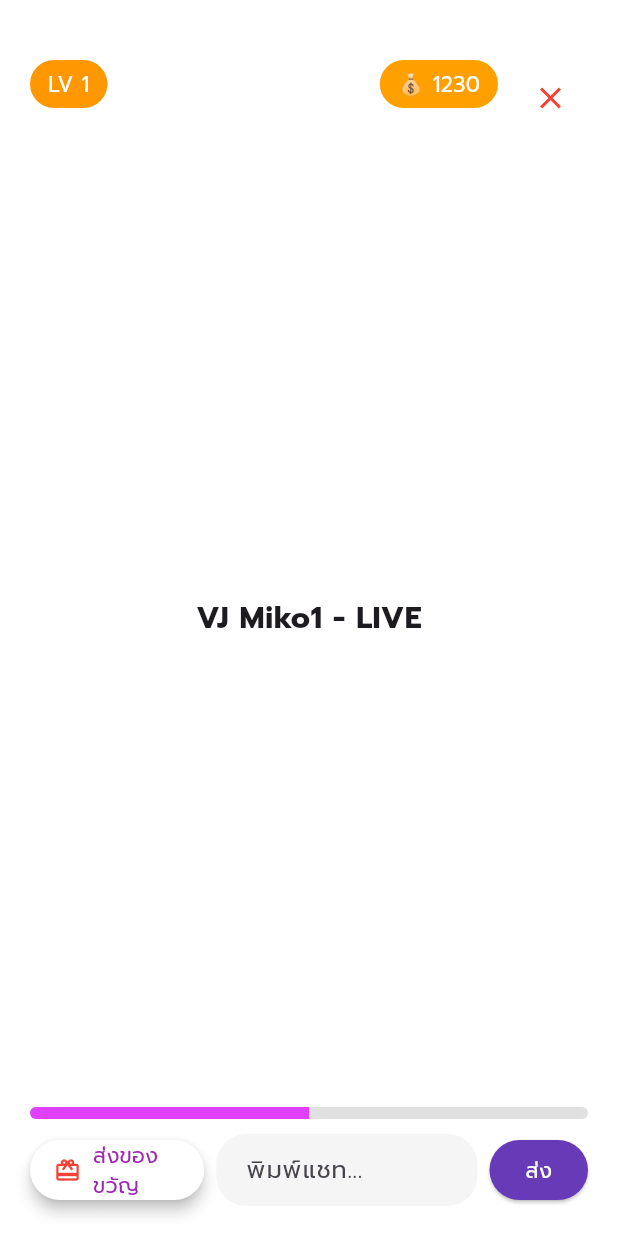
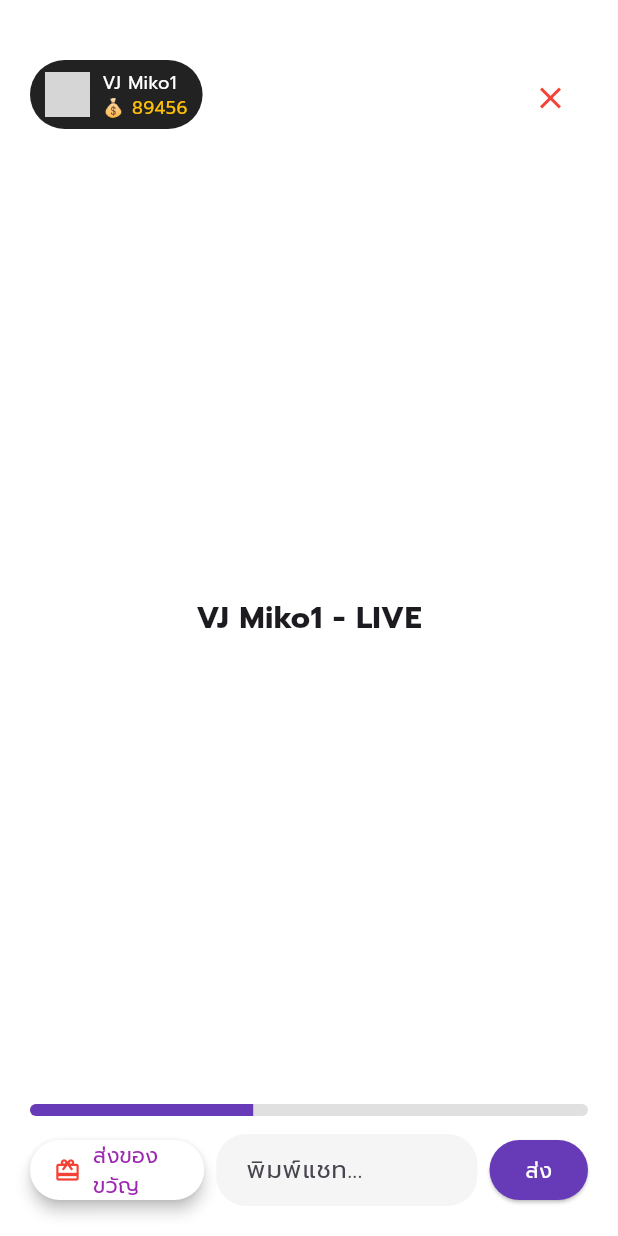
Before and after one commit to parinya112/joylive-ios, a Flutter app: the ViewerRoomPage screen opened directly, on a phone screen of 412 x 824 dp. Run offline on Flutter 3.47's test engine with Material 3 defaults, Android fonts, the phone set to English and light mode, and no system bars; our stand-ins replace google_fonts; grey boxes are pictures that could not be loaded.

```diff
--- a/lib/ui/pages/viewer_room.dart
+++ b/lib/ui/pages/viewer_room.dart
@@ -1,18 +1,53 @@
 import 'package:flutter/material.dart';
 
-class ViewerRoomPage extends StatelessWidget {
+class ViewerRoomPage extends StatefulWidget {
   const ViewerRoomPage({super.key});
 
   @override
+  State<ViewerRoomPage> createState() => _ViewerRoomPageState();
+}
+
+class _ViewerRoomPageState extends State<ViewerRoomPage> {
+  int userLevel = 1;
+  int userExp = 40;
+  int userCoins = 1230;
+  int vjCoins = 89456;
+
+  final TextEditingController _chatController = TextEditingController();
+  final List<String> chatMessages = [];
+
+  void sendChat() {
+    if (_chatController.text.trim().isEmpty) return;
+    setState(() {
+      chatMessages.add('LV $userLevel 🎖️: ${_chatController.text}');
+    });
+    _chatController.clear();
+  }
+
+  void sendGift() {
+    setState(() {
+      userCoins -= 35;
+      userExp += 20;
+      vjCoins += 35;
+      chatMessages.add('🎁 คุณส่งของขวัญ! (+20 EXP)');
+    });
+
+    ScaffoldMessenger.of(context).showSnackBar(
+      SnackBar(
+        content: Text('🎁 ส่งของขวัญสำเร็จ! VJ ได้รับ +35 coin'),
+        duration: const Duration(seconds: 2),
+        backgroundColor: Colors.black87,
+      ),
+    );
+  }
+
+  @override
   Widget build(BuildContext context) {
-    int userLevel = 1;
-    int userExp = 50;
-    int userCoins = 1230;
-
     return Scaffold(
       backgroundColor: Colors.white,
       body: Stack(
         children: [
+          // Title Live
           const Center(
             child: Text(
               'VJ Miko1 - LIVE',
@@ -29,97 +64,107 @@ class ViewerRoomPage extends StatelessWidget {
               radius: 25,
               child: IconButton(
                 icon: const Icon(Icons.close, color: Colors.red),
-                onPressed: () {
-                  Navigator.pop(context);
-                },
+                onPressed: () => Navigator.pop(context),
               ),
             ),
           ),
 
-          // มุมซ้ายบน: LV
+          // Avatar + Coin VJ
           Positioned(
             top: 40,
             left: 20,
             child: Container(
-              padding: const EdgeInsets.symmetric(horizontal: 12, vertical: 6),
+              padding: const EdgeInsets.symmetric(horizontal: 10, vertical: 6),
               decoration: BoxDecoration(
-                color: Colors.orange,
-                borderRadius: BorderRadius.circular(30),
+                color: Colors.black87,
+                borderRadius: BorderRadius.circular(40),
               ),
-              child: Text(
-                'LV $userLevel',
-                style: const TextStyle(color: Colors.white, fontSize: 14),
+              child: Row(
+                children: [
+                  const CircleAvatar(
+                    backgroundImage: AssetImage('assets/avatar.jpg'), // ใส่รูปจริงตรงนี้
+                    radius: 15,
+                  ),
+                  const SizedBox(width: 8),
+                  Column(
+                    crossAxisAlignment: CrossAxisAlignment.start,
+                    children: [
+                      const Text('VJ Miko1', style: TextStyle(color: Colors.white, fontSize: 12)),
+                      Text(
+                        '💰 $vjCoins',
+                        style: const TextStyle(color: Colors.amber, fontSize: 12),
+                      ),
+                    ],
+                  ),
+                ],
               ),
             ),
           ),
 
-          // มุมขวาบน: Coin
+          // แสดงแชท Overlay
           Positioned(
-            top: 40,
-            right: 80,
-            child: Container(
-              padding: const EdgeInsets.symmetric(horizontal: 12, vertical: 6),
-              decoration: BoxDecoration(
-                color: Colors.amber.shade700,
-                borderRadius: BorderRadius.circular(30),
-              ),
-              child: Text(
-                '💰 $userCoins',
-                style: const TextStyle(color: Colors.white, fontSize: 14),
-              ),
+            bottom: 150,
+            left: 20,
+            right: 20,
+            child: Column(
+              crossAxisAlignment: CrossAxisAlignment.start,
+              children: chatMessages
+                  .take(4)
+                  .toList()
+                  .reversed
+                  .map((msg) => Padding(
+                        padding: const EdgeInsets.symmetric(vertical: 2),
+                        child: Text(msg, style: const TextStyle(fontSize: 14, color: Colors.black)),
+                      ))
+                  .toList(),
             ),
           ),
 
-          // ล่างสุด: EXP + ปุ่มของขวัญ + แชท
+          // EXP bar + ของขวัญ + แชท
           Positioned(
             bottom: 20,
             left: 20,
             right: 20,
             child: Column(
-              crossAxisAlignment: CrossAxisAlignment.stretch,
               children: [
-                // EXP Progress Bar
+                // EXP BAR
                 ClipRRect(
                   borderRadius: BorderRadius.circular(20),
                   child: LinearProgressIndicator(
                     value: userExp / 100,
                     minHeight: 8,
                     backgroundColor: Colors.grey.shade300,
-                    valueColor: AlwaysStoppedAnimation<Color>(
-                      Colors.purpleAccent,
-                    ),
+                    valueColor: const AlwaysStoppedAnimation<Color>(Colors.deepPurple),
                   ),
                 ),
-                const SizedBox(height: 10),
+                const SizedBox(height: 12),
 
-                // ปุ่มส่งของขวัญ + ช่องแชท + ปุ่มส่ง
+                // ปุ่ม + แชท
                 Row(
                   children: [
-                    // ปุ่มส่งของขวัญ
+                    // ส่งของขวัญ
                     Expanded(
                       flex: 2,
                       child: ElevatedButton.icon(
-                        onPressed: () {
-                          // TODO: เปิด Gift Popup
-                        },
+                        onPressed: sendGift,
                         icon: const Icon(Icons.card_giftcard, color: Colors.red),
                         label: const Text("ส่งของขวัญ"),
                         style: ElevatedButton.styleFrom(
                           foregroundColor: Colors.purple,
                           backgroundColor: Colors.white,
                           elevation: 4,
-                          shape: RoundedRectangleBorder(
-                            borderRadius: BorderRadius.circular(20),
-                          ),
+                          shape: RoundedRectangleBorder(borderRadius: BorderRadius.circular(20)),
                         ),
                       ),
                     ),
                     const SizedBox(width: 8),
 
-                    // ช่องพิมพ์แชท
+                    // ช่องพิมพ์
                     Expanded(
                       flex: 3,
                       child: TextField(
+                        controller: _chatController,
+                        onSubmitted: (_) => sendChat(),
                         decoration: InputDecoration(
                           hintText: "พิมพ์แชท...",
                           filled: true,
@@ -134,18 +179,14 @@ class ViewerRoomPage extends StatelessWidget {
                     ),
                     const SizedBox(width: 8),
 
-                    // ปุ่มส่งแชท
+                    // ส่งข้อความ
                     ElevatedButton(
-                      onPressed: () {
-                        // TODO: ส่งแชท
-                      },
+                      onPressed: sendChat,
                       child: const Text("ส่ง"),
                       style: ElevatedButton.styleFrom(
                         foregroundColor: Colors.white,
                         backgroundColor: Colors.deepPurple,
-                        shape: RoundedRectangleBorder(
-                          borderRadius: BorderRadius.circular(20),
-                        ),
+                        shape: RoundedRectangleBorder(borderRadius: BorderRadius.circular(20)),
                       ),
                     ),
                   ],
```
